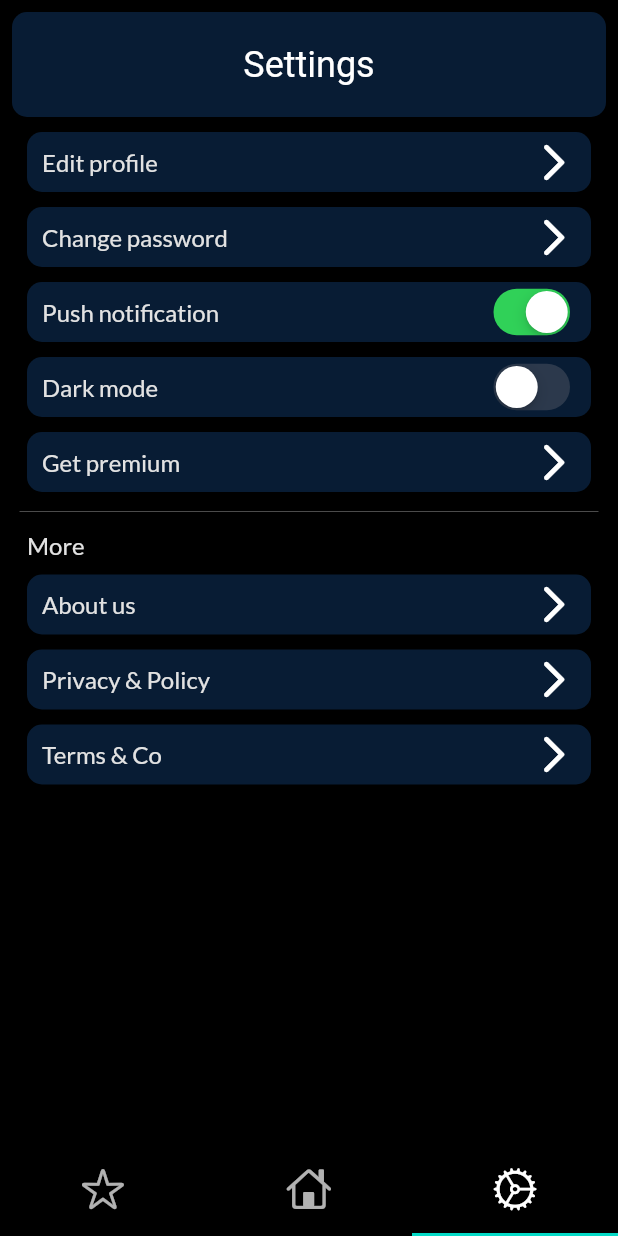
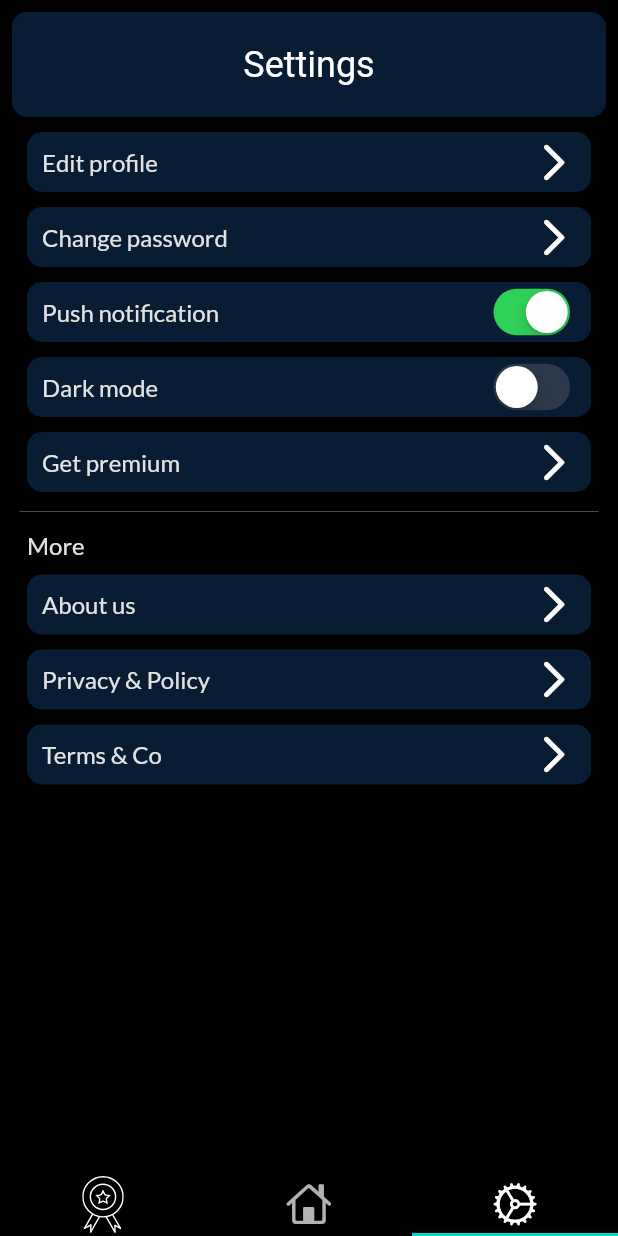
Before and after one commit to armagangok/think_it_up_app, a Flutter app: the screen it shows after launch, item 3 of the bottom bar chosen, on a phone screen of 412 x 824 dp. Run offline on Flutter 3.47's test engine with Material 2 defaults, Android fonts, the phone set to English and light mode, and no system bars; our stand-ins replace flutter_svg, get_it, google_fonts; Roboto replaces fonts that are missing (Aleo).

Commit message:
new icon

```diff
--- a/lib/app/views/home/homeview.dart
+++ b/lib/app/views/home/homeview.dart
@@ -1,5 +1,6 @@
 import 'package:flutter/cupertino.dart';
 import 'package:flutter/material.dart';
+import 'package:flutter_svg/flutter_svg.dart';
 import 'package:think_it_up_app/app/core/components/common/widgets/icons.dart';
 import 'package:think_it_up_app/app/views/dashboard/dashboard.dart';
 import 'package:think_it_up_app/app/views/settings/setting_view.dart';
@@ -15,13 +16,13 @@ class HomeView extends StatelessWidget {
         bottomNavigationBar: PreferredSize(
           preferredSize: const Size.fromHeight(0),
           child: Container(
-            height: 60,
+            height: 40,
             color: Colors.black,
-            child: const TabBar(
+            child: TabBar(
               tabs: [
-                CustomIcon(icon: CupertinoIcons.star),
-                CustomIcon(icon: CupertinoIcons.home),
-                CustomIcon(icon: CupertinoIcons.settings),
+                SvgPicture.asset("assets/icons/reward.svg"),
+                const CustomIcon(icon: CupertinoIcons.home),
+                const CustomIcon(icon: CupertinoIcons.settings),
               ],
             ),
           ),
--- a/pubspec.yaml
+++ b/pubspec.yaml
@@ -36,6 +36,7 @@ dependencies:
   cupertino_icons: ^1.0.2
   get_it: ^7.2.0
   google_fonts: ^2.2.0
+  flutter_svg: ^1.0.0
 
 dev_dependencies:
   flutter_test:
@@ -61,7 +62,8 @@ flutter:
 
   # To add assets to your application, add an assets section, like this:
   assets:
-    - assets/icons/medal.png
+    # - assets/icons/reward.svg
+    - assets/icons/reward.svg
     - assets/icons/goldMedal.png
     - assets/icons/like.png
     - assets/icons/dislike.png
```
Also changed, not shown: lib/app/views/settings/setting_view.dart (+6 -5 lines), assets/icons/home.png (deleted), assets/icons/medal.png (deleted), assets/icons/reward.svg (added), pubspec.lock.
